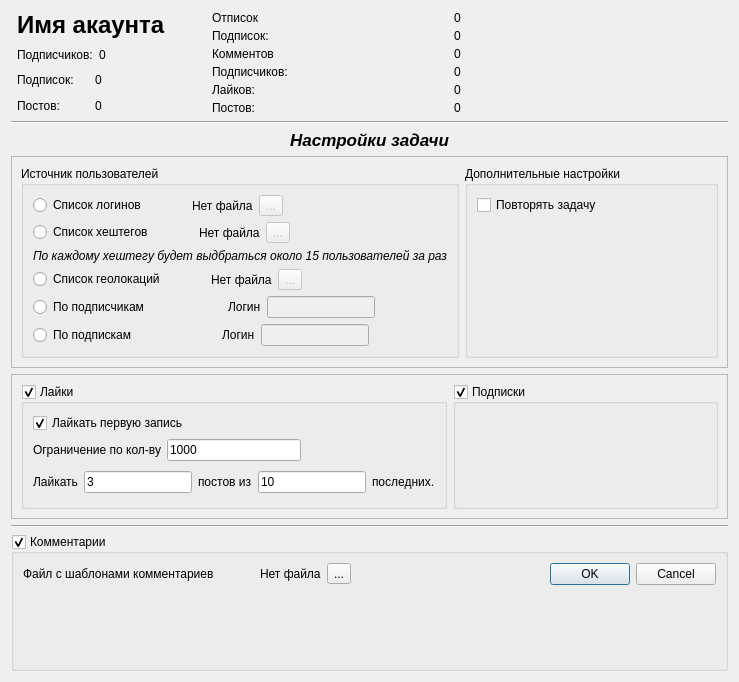
Above: forms/ui/account.ui from dmitriypereverza/InstaBot before the change. Below: the same form after it.
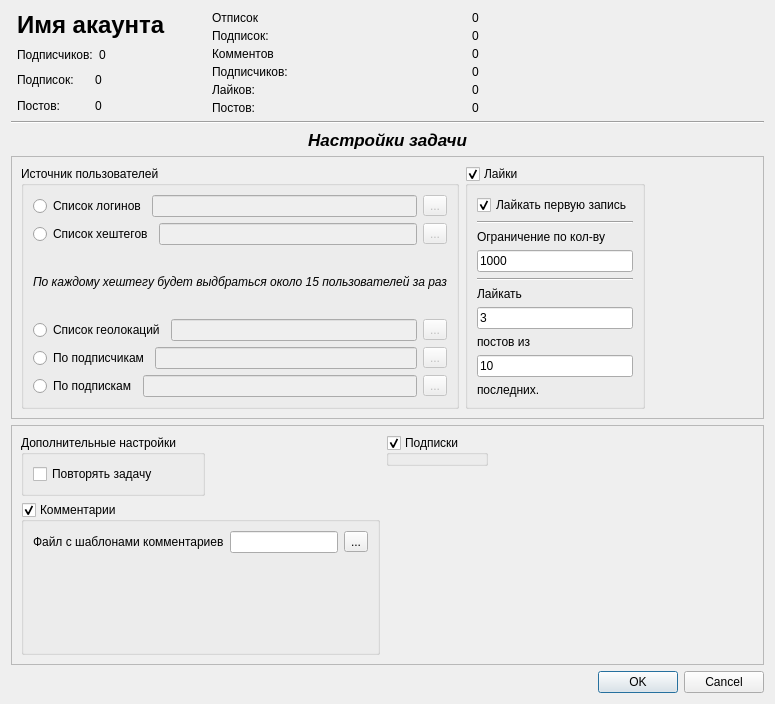
That is the form after the change. Icons and pictures are not drawn.

Commit message: UI interface.add QDataWidgetMapper to accountForm

```diff
--- a/forms/ui/account.ui
+++ b/forms/ui/account.ui
@@ -9,8 +9,8 @@
    <rect>
     <x>0</x>
     <y>0</y>
-    <width>739</width>
-    <height>682</height>
+    <width>775</width>
+    <height>704</height>
    </rect>
   </property>
   <property name="sizePolicy">
@@ -426,27 +426,8 @@
             </widget>
            </item>
            <item>
-            <spacer name="horizontalSpacer_2">
-             <property name="orientation">
-              <enum>Qt::Horizontal</enum>
-             </property>
-             <property name="sizeType">
-              <enum>QSizePolicy::Fixed</enum>
-             </property>
-             <property name="sizeHint" stdset="0">
-              <size>
-               <width>40</width>
-               <height>20</height>
-              </size>
-             </property>
-            </spacer>
-           </item>
-           <item>
-            <widget class="QLabel" name="label_38">
-             <property name="text">
-              <string>Нет файла</string>
-             </property>
-             <property name="wordWrap">
+            <widget class="QLineEdit" name="lineEdit_6">
+             <property name="enabled">
               <bool>false</bool>
              </property>
             </widget>
@@ -461,19 +442,6 @@
              </property>
             </widget>
            </item>
-           <item>
-            <spacer name="horizontalSpacer_3">
-             <property name="orientation">
-              <enum>Qt::Horizontal</enum>
-             </property>
-             <property name="sizeHint" stdset="0">
-              <size>
-               <width>40</width>
-               <height>20</height>
-              </size>
-             </property>
-            </spacer>
-           </item>
           </layout>
          </item>
          <item>
@@ -486,27 +454,8 @@
             </widget>
            </item>
            <item>
-            <spacer name="horizontalSpacer_4">
-             <property name="orientation">
-              <enum>Qt::Horizontal</enum>
-             </property>
-             <property name="sizeType">
-              <enum>QSizePolicy::Fixed</enum>
-             </property>
-             <property name="sizeHint" stdset="0">
-              <size>
-               <width>40</width>
-               <height>20</height>
-              </size>
-             </property>
-            </spacer>
-           </item>
-           <item>
-            <widget class="QLabel" name="label_39">
-             <property name="text">
-              <string>Нет файла</string>
-             </property>
-             <property name="wordWrap">
+            <widget class="QLineEdit" name="lineEdit_7">
+             <property name="enabled">
               <bool>false</bool>
              </property>
             </widget>
@@ -521,19 +470,6 @@
              </property>
             </widget>
            </item>
-           <item>
-            <spacer name="horizontalSpacer_5">
-             <property name="orientation">
-              <enum>Qt::Horizontal</enum>
-             </property>
-             <property name="sizeHint" stdset="0">
-              <size>
-               <width>40</width>
-               <height>20</height>
-              </size>
-             </property>
-            </spacer>
-           </item>
           </layout>
          </item>
          <item>
@@ -560,27 +496,8 @@
             </widget>
            </item>
            <item>
-            <spacer name="horizontalSpacer_6">
-             <property name="orientation">
-              <enum>Qt::Horizontal</enum>
-             </property>
-             <property name="sizeType">
-              <enum>QSizePolicy::Fixed</enum>
-             </property>
-             <property name="sizeHint" stdset="0">
-              <size>
-               <width>40</width>
-               <height>20</height>
-              </size>
-             </property>
-            </spacer>
-           </item>
-           <item>
-            <widget class="QLabel" name="label_40">
-             <property name="text">
-              <string>Нет файла</string>
-             </property>
-             <property name="wordWrap">
+            <widget class="QLineEdit" name="lineEdit_4">
+             <property name="enabled">
               <bool>false</bool>
              </property>
             </widget>
@@ -595,19 +512,6 @@
              </property>
             </widget>
            </item>
-           <item>
-            <spacer name="horizontalSpacer_7">
-             <property name="orientation">
-              <enum>Qt::Horizontal</enum>
-             </property>
-             <property name="sizeHint" stdset="0">
-              <size>
-               <width>40</width>
-               <height>20</height>
-              </size>
-             </property>
-            </spacer>
-           </item>
           </layout>
          </item>
          <item>
@@ -620,45 +524,22 @@
             </widget>
            </item>
            <item>
-            <spacer name="horizontalSpacer_8">
-             <property name="orientation">
-              <enum>Qt::Horizontal</enum>
+            <widget class="QLineEdit" name="lineEdit_5">
+             <property name="enabled">
+              <bool>false</bool>
              </property>
-             <property name="sizeHint" stdset="0">
-              <size>
-               <width>40</width>
-               <height>20</height>
-              </size>
-             </property>
-            </spacer>
+            </widget>
            </item>
            <item>
-            <widget class="QLabel" name="label_11">
+            <widget class="QToolButton" name="toolButton_5">
+             <property name="enabled">
+              <bool>false</bool>
+             </property>
              <property name="text">
-              <string>Логин</string>
+              <string>...</string>
              </property>
             </widget>
            </item>
-           <item>
-            <widget class="QLineEdit" name="lineEdit_4">
-             <property name="enabled">
-              <bool>false</bool>
-             </property>
-            </widget>
-           </item>
-           <item>
-            <spacer name="horizontalSpacer_10">
-             <property name="orientation">
-              <enum>Qt::Horizontal</enum>
-             </property>
-             <property name="sizeHint" stdset="0">
-              <size>
-               <width>40</width>
-               <height>20</height>
-              </size>
-             </property>
-            </spacer>
-           </item>
           </layout>
          </item>
          <item>
@@ -671,92 +552,28 @@
             </widget>
            </item>
            <item>
-            <spacer name="horizontalSpacer_9">
-             <property name="orientation">
-              <enum>Qt::Horizontal</enum>
+            <widget class="QLineEdit" name="lineEdit_8">
+             <property name="enabled">
+              <bool>false</bool>
              </property>
-             <property name="sizeHint" stdset="0">
-              <size>
-               <width>40</width>
-               <height>20</height>
-              </size>
-             </property>
-            </spacer>
+            </widget>
            </item>
            <item>
-            <widget class="QLabel" name="label_12">
+            <widget class="QToolButton" name="toolButton_6">
+             <property name="enabled">
+              <bool>false</bool>
+             </property>
              <property name="text">
-              <string>Логин</string>
+              <string>...</string>
              </property>
             </widget>
            </item>
-           <item>
-            <widget class="QLineEdit" name="lineEdit_5">
-             <property name="enabled">
-              <bool>false</bool>
-             </property>
-            </widget>
-           </item>
-           <item>
-            <spacer name="horizontalSpacer_11">
-             <property name="orientation">
-              <enum>Qt::Horizontal</enum>
-             </property>
-             <property name="sizeHint" stdset="0">
-              <size>
-               <width>40</width>
-               <height>20</height>
-              </size>
-             </property>
-            </spacer>
-           </item>
           </layout>
          </item>
         </layout>
        </widget>
       </item>
       <item row="0" column="1">
-       <widget class="QGroupBox" name="groupBox_2">
-        <property name="title">
-         <string>Дополнительные настройки</string>
-        </property>
-        <layout class="QVBoxLayout" name="verticalLayout_6">
-         <item>
-          <widget class="QCheckBox" name="checkBox_2">
-           <property name="text">
-            <string>Повторять задачу</string>
-           </property>
-          </widget>
-         </item>
-         <item>
-          <spacer name="verticalSpacer">
-           <property name="orientation">
-            <enum>Qt::Vertical</enum>
-           </property>
-           <property name="sizeHint" stdset="0">
-            <size>
-             <width>20</width>
-             <height>40</height>
-            </size>
-           </property>
-          </spacer>
-         </item>
-        </layout>
-       </widget>
-      </item>
-     </layout>
-    </widget>
-   </item>
-   <item>
-    <widget class="QFrame" name="frame_2">
-     <property name="frameShape">
-      <enum>QFrame::StyledPanel</enum>
-     </property>
-     <property name="frameShadow">
-      <enum>QFrame::Raised</enum>
-     </property>
-     <layout class="QFormLayout" name="formLayout_4">
-      <item row="0" column="0">
        <widget class="QGroupBox" name="groupBox_3">
         <property name="sizePolicy">
          <sizepolicy hsizetype="Fixed" vsizetype="Fixed">
@@ -790,40 +607,38 @@
             </widget>
            </item>
            <item>
-            <layout class="QHBoxLayout" name="horizontalLayout_19">
+            <layout class="QHBoxLayout" name="horizontalLayout_19"/>
+           </item>
              <item>
-              <widget class="QLabel" name="label_33">
+            <widget class="Line" name="line_3">
+             <property name="orientation">
+              <enum>Qt::Horizontal</enum>
+             </property>
+            </widget>
+           </item>
+           <item>
+            <widget class="QLabel" name="label_38">
                <property name="text">
                 <string>Ограничение по кол-ву</string>
                </property>
               </widget>
              </item>
              <item>
-              <widget class="QLineEdit" name="lineEdit">
+            <widget class="QLineEdit" name="lineEdit_10">
                <property name="text">
                 <string>1000</string>
                </property>
               </widget>
              </item>
              <item>
-              <spacer name="horizontalSpacer_33">
+            <widget class="Line" name="line_2">
                <property name="orientation">
                 <enum>Qt::Horizontal</enum>
                </property>
-               <property name="sizeHint" stdset="0">
-                <size>
-                 <width>40</width>
-                 <height>20</height>
-                </size>
-               </property>
-              </spacer>
-             </item>
-            </layout>
-           </item>
+            </widget>
+           </item>
            <item>
-            <layout class="QHBoxLayout" name="horizontalLayout_18">
-             <item>
-              <widget class="QLabel" name="label_34">
+            <widget class="QLabel" name="label_40">
                <property name="sizePolicy">
                 <sizepolicy hsizetype="Fixed" vsizetype="Preferred">
                  <horstretch>0</horstretch>
@@ -839,7 +654,7 @@
               </widget>
              </item>
              <item>
-              <widget class="QLineEdit" name="lineEdit_2">
+            <widget class="QLineEdit" name="lineEdit_11">
                <property name="sizePolicy">
                 <sizepolicy hsizetype="Minimum" vsizetype="Fixed">
                  <horstretch>0</horstretch>
@@ -852,7 +667,7 @@
               </widget>
              </item>
              <item>
-              <widget class="QLabel" name="label_35">
+            <widget class="QLabel" name="label_41">
                <property name="sizePolicy">
                 <sizepolicy hsizetype="Fixed" vsizetype="Preferred">
                  <horstretch>0</horstretch>
@@ -868,7 +683,7 @@
               </widget>
              </item>
              <item>
-              <widget class="QLineEdit" name="lineEdit_3">
+            <widget class="QLineEdit" name="lineEdit_12">
                <property name="text">
                 <string>10</string>
                </property>
@@ -878,7 +693,7 @@
               </widget>
              </item>
              <item>
-              <widget class="QLabel" name="label_36">
+            <widget class="QLabel" name="label_39">
                <property name="sizePolicy">
                 <sizepolicy hsizetype="Fixed" vsizetype="Preferred">
                  <horstretch>0</horstretch>
@@ -896,14 +711,24 @@
             </layout>
            </item>
           </layout>
+       </widget>
          </item>
         </layout>
        </widget>
       </item>
+   <item>
+    <widget class="QFrame" name="frame_2">
+     <property name="frameShape">
+      <enum>QFrame::StyledPanel</enum>
+     </property>
+     <property name="frameShadow">
+      <enum>QFrame::Raised</enum>
+     </property>
+     <layout class="QFormLayout" name="formLayout_4">
       <item row="0" column="1">
        <widget class="QGroupBox" name="groupBox_4">
         <property name="sizePolicy">
-         <sizepolicy hsizetype="Preferred" vsizetype="Minimum">
+         <sizepolicy hsizetype="Fixed" vsizetype="Fixed">
           <horstretch>0</horstretch>
           <verstretch>0</verstretch>
          </sizepolicy>
@@ -916,17 +741,23 @@
         </property>
        </widget>
       </item>
+      <item row="0" column="0">
+       <widget class="QGroupBox" name="groupBox_2">
+        <property name="title">
+         <string>Дополнительные настройки</string>
+        </property>
+        <layout class="QVBoxLayout" name="verticalLayout_6">
+         <item>
+          <widget class="QCheckBox" name="checkBox_2">
+           <property name="text">
+            <string>Повторять задачу</string>
+           </property>
+          </widget>
+         </item>
      </layout>
     </widget>
    </item>
-   <item>
-    <widget class="Line" name="line_5">
-     <property name="orientation">
-      <enum>Qt::Horizontal</enum>
-     </property>
-    </widget>
-   </item>
-   <item>
+      <item row="1" column="0">
     <widget class="QGroupBox" name="groupBox_5">
      <property name="sizePolicy">
       <sizepolicy hsizetype="Preferred" vsizetype="Expanding">
@@ -957,24 +788,7 @@
          </widget>
         </item>
         <item>
-         <spacer name="horizontalSpacer_13">
-          <property name="orientation">
-           <enum>Qt::Horizontal</enum>
-          </property>
-          <property name="sizeHint" stdset="0">
-           <size>
-            <width>40</width>
-            <height>20</height>
-           </size>
-          </property>
-         </spacer>
-        </item>
-        <item>
-         <widget class="QLabel" name="label_13">
-          <property name="text">
-           <string>Нет файла</string>
-          </property>
-         </widget>
+            <widget class="QLineEdit" name="lineEdit_9"/>
         </item>
         <item>
          <widget class="QToolButton" name="toolButton">
@@ -985,7 +799,13 @@
         </item>
        </layout>
       </item>
-      <item row="0" column="1">
+        </layout>
+       </widget>
+      </item>
+     </layout>
+    </widget>
+   </item>
+   <item>
        <widget class="QDialogButtonBox" name="buttonBox">
         <property name="standardButtons">
          <set>QDialogButtonBox::Cancel|QDialogButtonBox::Ok</set>
@@ -994,9 +814,6 @@
       </item>
      </layout>
     </widget>
-   </item>
-  </layout>
- </widget>
  <resources/>
  <connections>
   <connection>
```
Left out of the diff: 108 changed lines with no effect on the pictures. Lines whose indentation alone changed are shown as unchanged. The commit also changes 5 other files.
